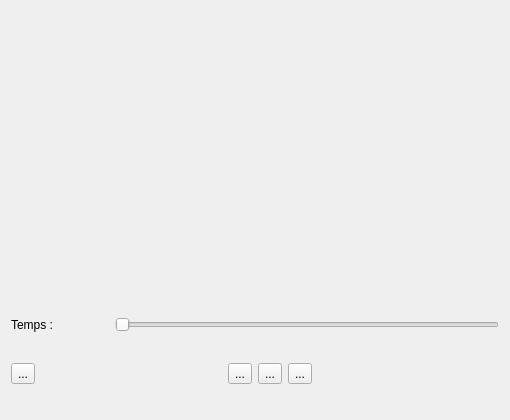
stopmotionimac/tweedy, file src/tweedy/gui/viewerImg/ViewerTweedy.ui: the form before one commit.
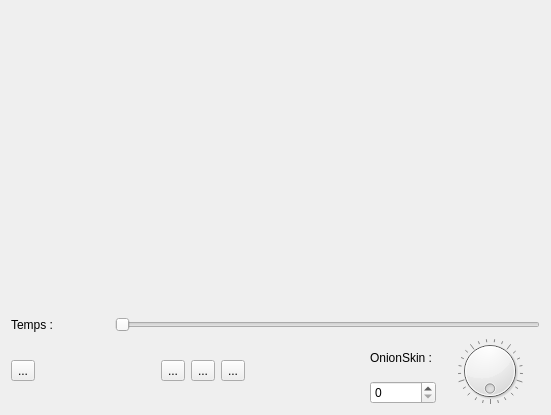
The form after the commit.

Commit message: debut viewer avec boutons

The edit to the form file:
```diff
--- a/src/tweedy/gui/viewerImg/ViewerTweedy.ui
+++ b/src/tweedy/gui/viewerImg/ViewerTweedy.ui
@@ -6,24 +6,25 @@
    <rect>
     <x>0</x>
     <y>0</y>
-    <width>510</width>
-    <height>420</height>
+    <width>551</width>
+    <height>415</height>
    </rect>
   </property>
   <property name="windowTitle">
    <string>Form</string>
   </property>
-  <layout class="QVBoxLayout" name="verticalLayout_3">
-   <item>
     <layout class="QVBoxLayout" name="verticalLayout_2">
      <item>
-      <widget class="QWidget" name="viewerWidget" native="true">
+    <widget class="QLabel" name="viewerLabel">
        <property name="minimumSize">
         <size>
-         <width>200</width>
+       <width>0</width>
          <height>300</height>
         </size>
        </property>
+     <property name="text">
+      <string/>
+     </property>
       </widget>
      </item>
      <item>
@@ -146,6 +147,31 @@
           </spacer>
          </item>
         </layout>
+     </item>
+     <item>
+      <layout class="QGridLayout" name="gridLayout">
+       <property name="spacing">
+        <number>4</number>
+       </property>
+       <item row="0" column="0">
+        <widget class="QLabel" name="onionSkinLabel">
+         <property name="text">
+          <string>OnionSkin : </string>
+         </property>
+        </widget>
+       </item>
+       <item row="0" column="3" rowspan="2">
+        <widget class="QDial" name="onionSkinDial">
+         <property name="wrapping">
+          <bool>true</bool>
+         </property>
+         <property name="notchesVisible">
+          <bool>true</bool>
+         </property>
+        </widget>
+       </item>
+       <item row="1" column="0">
+        <widget class="QSpinBox" name="spinBox"/>
        </item>
       </layout>
      </item>
```
Lines whose indentation alone changed are shown as unchanged. The commit also changes 10 other files.
